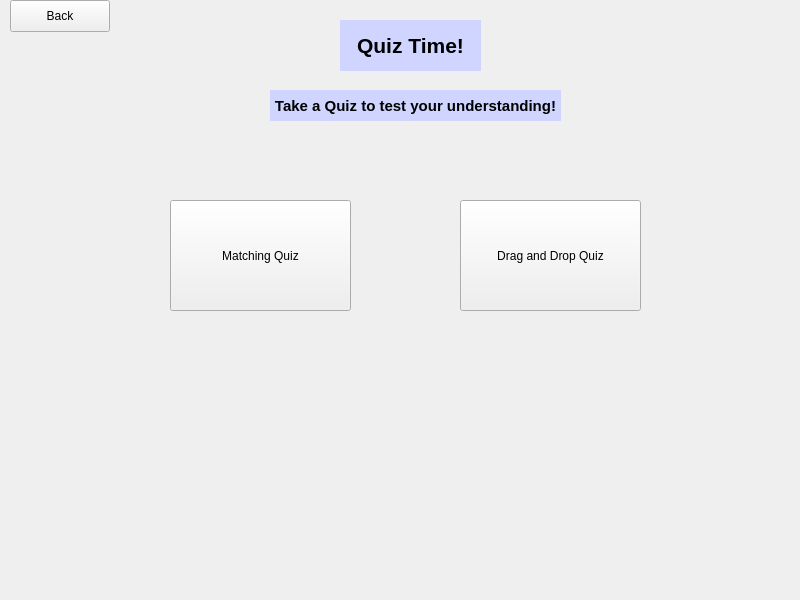
Before: the Qt Designer form A8EduApp/quizzinghomewidget.ui in University-of-Utah-CS3505/a9-edu-app-f24-00Calvin00, drawn with Qt 5.
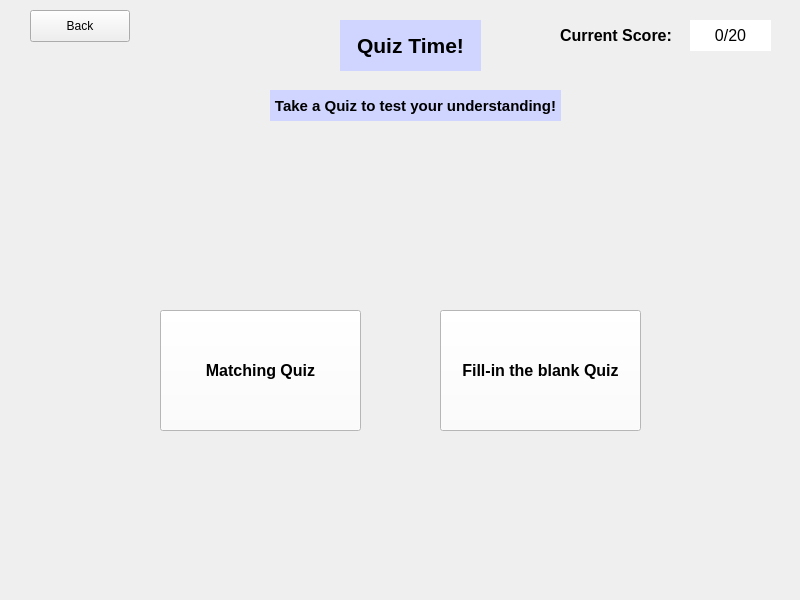
After: the same form once the commit is applied.

Commit message: Add score display in quiz homepage

What changed in the file:
```diff
--- a/A8EduApp/quizzinghomewidget.ui
+++ b/A8EduApp/quizzinghomewidget.ui
@@ -16,12 +16,21 @@
   <widget class="QPushButton" name="matchingButton">
    <property name="geometry">
     <rect>
-     <x>170</x>
-     <y>200</y>
-     <width>181</width>
-     <height>111</height>
+     <x>160</x>
+     <y>310</y>
+     <width>201</width>
+     <height>121</height>
     </rect>
    </property>
+   <property name="font">
+    <font>
+     <pointsize>12</pointsize>
+     <bold>true</bold>
+    </font>
+   </property>
+   <property name="styleSheet">
+    <string notr="true">background-color: rgb(255, 255, 255);</string>
+   </property>
    <property name="text">
     <string>Matching Quiz</string>
    </property>
@@ -29,21 +38,30 @@
   <widget class="QPushButton" name="dragDropButton">
    <property name="geometry">
     <rect>
-     <x>460</x>
-     <y>200</y>
-     <width>181</width>
-     <height>111</height>
+     <x>440</x>
+     <y>310</y>
+     <width>201</width>
+     <height>121</height>
     </rect>
    </property>
+   <property name="font">
+    <font>
+     <pointsize>12</pointsize>
+     <bold>true</bold>
+    </font>
+   </property>
+   <property name="styleSheet">
+    <string notr="true">background-color: rgb(255, 255, 255);</string>
+   </property>
    <property name="text">
-    <string>Drag and Drop Quiz</string>
+    <string>Fill-in the blank Quiz</string>
    </property>
   </widget>
   <widget class="QPushButton" name="backToStartButton">
    <property name="geometry">
     <rect>
-     <x>10</x>
-     <y>0</y>
+     <x>30</x>
+     <y>10</y>
      <width>100</width>
      <height>32</height>
     </rect>
@@ -114,6 +132,52 @@
     <set>Qt::AlignmentFlag::AlignCenter</set>
    </property>
   </widget>
+  <widget class="QLabel" name="currentScoreTitle">
+   <property name="geometry">
+    <rect>
+     <x>560</x>
+     <y>20</y>
+     <width>111</width>
+     <height>31</height>
+    </rect>
+   </property>
+   <property name="font">
+    <font>
+     <pointsize>12</pointsize>
+     <bold>true</bold>
+    </font>
+   </property>
+   <property name="text">
+    <string>Current Score:</string>
+   </property>
+  </widget>
+  <widget class="QLabel" name="scoreNumber">
+   <property name="geometry">
+    <rect>
+     <x>690</x>
+     <y>20</y>
+     <width>81</width>
+     <height>31</height>
+    </rect>
+   </property>
+   <property name="font">
+    <font>
+     <pointsize>12</pointsize>
+    </font>
+   </property>
+   <property name="autoFillBackground">
+    <bool>false</bool>
+   </property>
+   <property name="styleSheet">
+    <string notr="true">background-color: rgb(255, 255, 255);</string>
+   </property>
+   <property name="text">
+    <string>0/20</string>
+   </property>
+   <property name="alignment">
+    <set>Qt::AlignmentFlag::AlignCenter</set>
+   </property>
+  </widget>
  </widget>
  <resources/>
  <connections/>
```
The commit also changes 4 other files.
